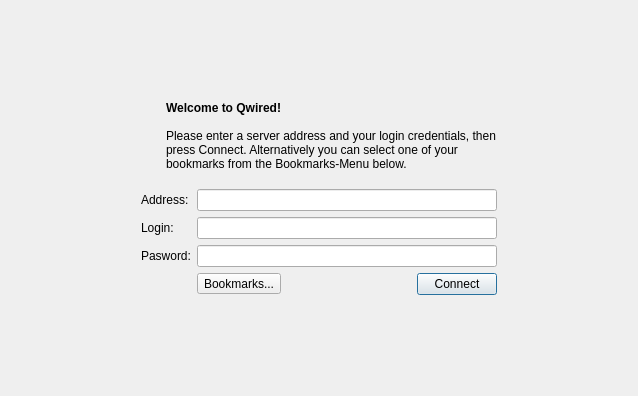
First picture: the form in qw_client/QwcConnectWidget.ui, repository pcjpnet/qwired-suite, before the edit.
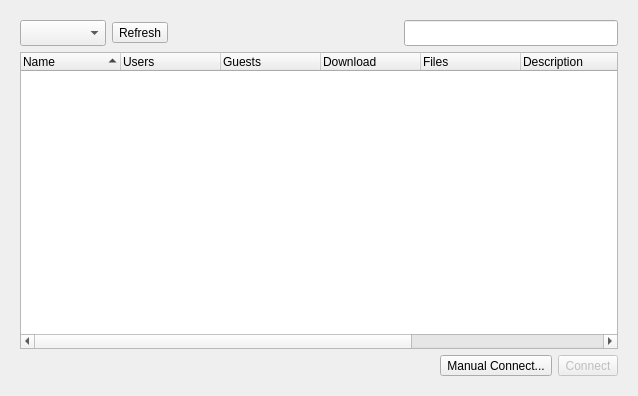
Second picture: the form after the edit. Icons and pictures are not drawn.

Commit message: Implemented basic tracker support for the client. (resolves issue 68)

The edit to the form file:
```diff
--- a/qw_client/QwcConnectWidget.ui
+++ b/qw_client/QwcConnectWidget.ui
@@ -17,7 +17,7 @@
    <item>
     <widget class="QStackedWidget" name="fContainer">
      <property name="currentIndex">
-      <number>0</number>
+      <number>2</number>
      </property>
      <widget class="QWidget" name="page">
       <layout class="QHBoxLayout" name="horizontalLayout_3">
@@ -123,7 +123,7 @@
              </property>
             </widget>
            </item>
-           <item row="0" column="1" colspan="3">
+           <item row="0" column="1" colspan="5">
             <widget class="QLineEdit" name="fAddress">
              <property name="minimumSize">
               <size>
@@ -143,7 +143,7 @@
              </property>
             </widget>
            </item>
-           <item row="1" column="1" colspan="3">
+           <item row="1" column="1" colspan="5">
             <widget class="QLineEdit" name="fLogin">
              <property name="minimumSize">
               <size>
@@ -163,7 +163,7 @@
              </property>
             </widget>
            </item>
-           <item row="2" column="1" colspan="3">
+           <item row="2" column="1" colspan="5">
             <widget class="QLineEdit" name="fPassword">
              <property name="minimumSize">
               <size>
@@ -191,9 +191,12 @@
              <property name="toolButtonStyle">
               <enum>Qt::ToolButtonTextBesideIcon</enum>
              </property>
+             <property name="autoRaise">
+              <bool>true</bool>
+             </property>
             </widget>
            </item>
-           <item row="3" column="2">
+           <item row="3" column="4">
             <spacer name="horizontalSpacer">
              <property name="orientation">
               <enum>Qt::Horizontal</enum>
@@ -206,7 +209,7 @@
              </property>
             </spacer>
            </item>
-           <item row="3" column="3">
+           <item row="3" column="5">
             <widget class="QPushButton" name="btnConnect">
              <property name="text">
               <string>Connect</string>
@@ -345,6 +348,205 @@
        </item>
       </layout>
      </widget>
+     <widget class="QWidget" name="pageTrackers">
+      <layout class="QVBoxLayout" name="verticalLayout_2">
+       <item>
+        <layout class="QHBoxLayout" name="_2">
+         <property name="spacing">
+          <number>6</number>
+         </property>
+         <item>
+          <widget class="QComboBox" name="trackerList">
+           <property name="font">
+            <font>
+             <pointsize>11</pointsize>
+            </font>
+           </property>
+           <property name="focusPolicy">
+            <enum>Qt::TabFocus</enum>
+           </property>
+          </widget>
+         </item>
+         <item>
+          <widget class="QToolButton" name="btnTrackerRefresh">
+           <property name="text">
+            <string>Refresh</string>
+           </property>
+           <property name="icon">
+            <iconset resource="application.qrc">
+             <normaloff>:/icons/16x16/view-refresh.png</normaloff>:/icons/16x16/view-refresh.png</iconset>
+           </property>
+           <property name="toolButtonStyle">
+            <enum>Qt::ToolButtonTextBesideIcon</enum>
+           </property>
+          </widget>
+         </item>
+         <item>
+          <spacer>
+           <property name="orientation">
+            <enum>Qt::Horizontal</enum>
+           </property>
+           <property name="sizeHint" stdset="0">
+            <size>
+             <width>40</width>
+             <height>20</height>
+            </size>
+           </property>
+          </spacer>
+         </item>
+         <item>
+          <widget class="QLabel" name="label_6">
+           <property name="font">
+            <font>
+             <pointsize>11</pointsize>
+            </font>
+           </property>
+           <property name="text">
+            <string/>
+           </property>
+           <property name="pixmap">
+            <pixmap resource="application.qrc">:/icons/16x16/system-search.png</pixmap>
+           </property>
+           <property name="alignment">
+            <set>Qt::AlignRight|Qt::AlignTrailing|Qt::AlignVCenter</set>
+           </property>
+          </widget>
+         </item>
+         <item>
+          <widget class="QLineEdit" name="trackerFilter">
+           <property name="font">
+            <font>
+             <pointsize>11</pointsize>
+            </font>
+           </property>
+          </widget>
+         </item>
+        </layout>
+       </item>
+       <item>
+        <widget class="QTreeWidget" name="trackerServerList">
+         <property name="focusPolicy">
+          <enum>Qt::NoFocus</enum>
+         </property>
+         <property name="editTriggers">
+          <set>QAbstractItemView::NoEditTriggers</set>
+         </property>
+         <property name="alternatingRowColors">
+          <bool>true</bool>
+         </property>
+         <property name="rootIsDecorated">
+          <bool>true</bool>
+         </property>
+         <property name="itemsExpandable">
+          <bool>false</bool>
+         </property>
+         <property name="sortingEnabled">
+          <bool>true</bool>
+         </property>
+         <column>
+          <property name="text">
+           <string>Name</string>
+          </property>
+         </column>
+         <column>
+          <property name="text">
+           <string>Users</string>
+          </property>
+         </column>
+         <column>
+          <property name="text">
+           <string>Guests</string>
+          </property>
+         </column>
+         <column>
+          <property name="text">
+           <string>Download</string>
+          </property>
+         </column>
+         <column>
+          <property name="text">
+           <string>Files</string>
+          </property>
+         </column>
+         <column>
+          <property name="text">
+           <string>Description</string>
+          </property>
+         </column>
+         <column>
+          <property name="text">
+           <string>Bandwidth</string>
+          </property>
+         </column>
+         <column>
+          <property name="text">
+           <string>Category</string>
+          </property>
+         </column>
+         <column>
+          <property name="text">
+           <string>URL</string>
+          </property>
+         </column>
+        </widget>
+       </item>
+       <item>
+        <layout class="QHBoxLayout" name="horizontalLayout_4">
+         <item>
+          <spacer name="horizontalSpacer_5">
+           <property name="orientation">
+            <enum>Qt::Horizontal</enum>
+           </property>
+           <property name="sizeHint" stdset="0">
+            <size>
+             <width>40</width>
+             <height>20</height>
+            </size>
+           </property>
+          </spacer>
+         </item>
+         <item>
+          <widget class="QToolButton" name="btnTrackerManual">
+           <property name="toolTip">
+            <string>Connect by entering a server address, login name and password manually.</string>
+           </property>
+           <property name="text">
+            <string>Manual Connect...</string>
+           </property>
+           <property name="icon">
+            <iconset resource="application.qrc">
+             <normaloff>:/icons/icn_trackerserver.png</normaloff>:/icons/icn_trackerserver.png</iconset>
+           </property>
+           <property name="toolButtonStyle">
+            <enum>Qt::ToolButtonTextBesideIcon</enum>
+           </property>
+          </widget>
+         </item>
+         <item>
+          <widget class="QToolButton" name="btnTrackerConnect">
+           <property name="enabled">
+            <bool>false</bool>
+           </property>
+           <property name="toolTip">
+            <string>Connect to the selected server.
+Hold Shift to enter a login and password for this server.</string>
+           </property>
+           <property name="text">
+            <string>Connect</string>
+           </property>
+           <property name="icon">
+            <iconset resource="application.qrc">
+             <normaloff>:/icons/16x16/applications-internet.png</normaloff>:/icons/16x16/applications-internet.png</iconset>
+           </property>
+           <property name="toolButtonStyle">
+            <enum>Qt::ToolButtonTextBesideIcon</enum>
+           </property>
+          </widget>
+         </item>
+        </layout>
+       </item>
+      </layout>
+     </widget>
     </widget>
    </item>
   </layout>
```
Left out of the diff: 24 changed lines with no effect on the pictures. The commit also changes 9 other files.
